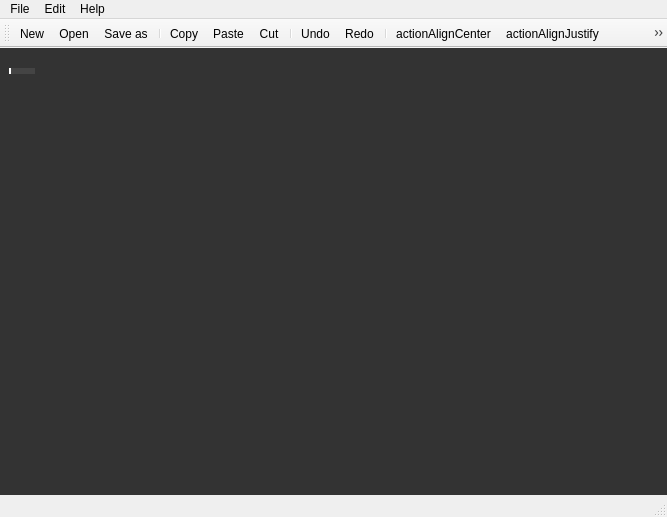
This is forms/mainwindow.ui in AlexisSonolet/WriteScreener as Qt 5 draws it before an edit. The edited form follows.
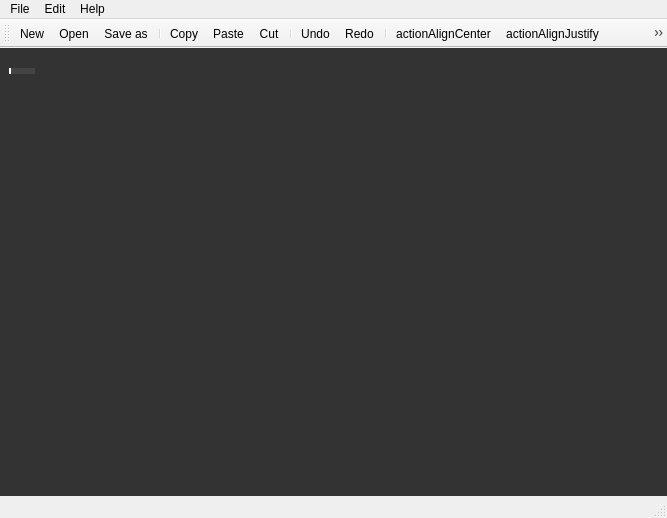
This is the edited form. The open tabs and pages were chosen to show the change. Icons and pictures are not drawn.

Commit message: The Designer Form mainwindow has been implemented as a full C++ file

Diff of the .ui file:
```diff
--- a/forms/mainwindow.ui
+++ b/forms/mainwindow.ui
@@ -7,7 +7,7 @@
     <x>0</x>
     <y>0</y>
     <width>667</width>
-    <height>517</height>
+    <height>518</height>
    </rect>
   </property>
   <property name="windowTitle">
@@ -423,7 +423,6 @@
    <addaction name="menuEdit"/>
    <addaction name="menuHelp"/>
   </widget>
-  <widget class="QStatusBar" name="statusbar"/>
   <widget class="QToolBar" name="toolBar">
    <property name="windowTitle">
     <string>toolBar</string>
@@ -456,6 +455,7 @@
    <addaction name="actionactionUppercase"/>
    <addaction name="actionactionLowercase"/>
   </widget>
+  <widget class="QStatusBar" name="statusbar"/>
   <action name="actionNew">
    <property name="icon">
     <iconset resource="../ressources/ressources.qrc">
```
Left out of the diff: 2 changed lines with no effect on the pictures. The commit also changes 4 other files.
